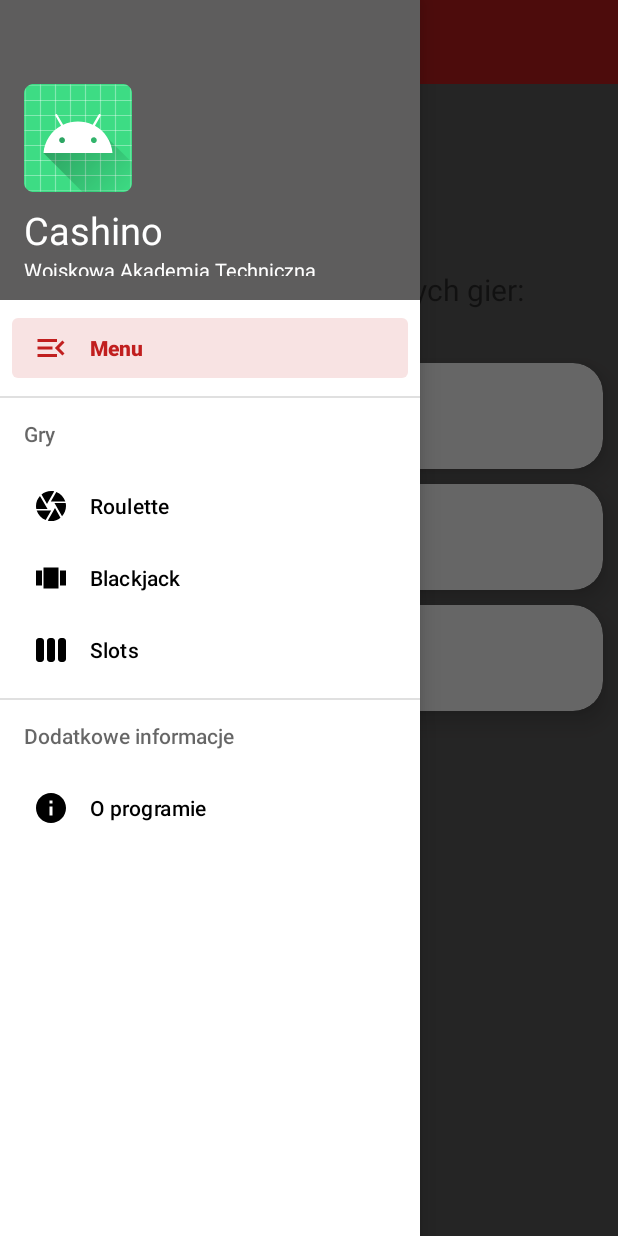
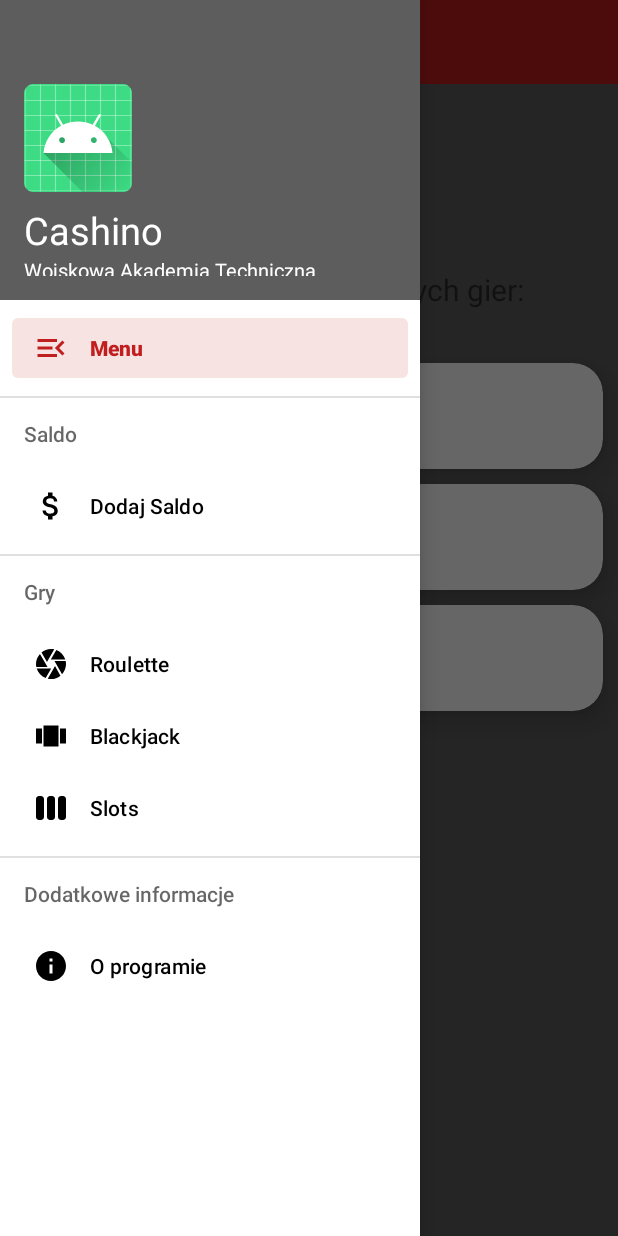
Before and after one commit to Michali0/cashino, an Android app: the HomeActivity screen opened directly, with no data from a screen before it, with the side drawer open, on a phone screen of 412 x 824 dp. Run offline under Robolectric (Android 15) with nearby library versions, the phone set to English and light mode, and no system bars.

Commit message:
Dodano mini grę matematyczną, która będzie służyć do doładowywania salda

```diff
--- a/app/src/main/java/pl/wincenciuk/cashino/HomeActivity.kt
+++ b/app/src/main/java/pl/wincenciuk/cashino/HomeActivity.kt
@@ -42,6 +42,7 @@ class HomeActivity : AppCompatActivity(), NavigationView.OnNavigationItemSelecte
     override fun onNavigationItemSelected(item: MenuItem): Boolean {
         when (item.itemId) {
             R.id.drawer_menu -> supportFragmentManager.beginTransaction().replace(fragmentContainer, MenuFragment()).commit()
+            R.id.drawer_saldo -> supportFragmentManager.beginTransaction().replace(fragmentContainer, SaldoFragment()).commit()
             R.id.drawer_ruletka -> supportFragmentManager.beginTransaction().replace(fragmentContainer, RouletteFragment()).commit()
             R.id.drawer_slots -> supportFragmentManager.beginTransaction().replace(fragmentContainer, FragmentSlots()).commit()
             R.id.drawer_black -> supportFragmentManager.beginTransaction().replace(fragmentContainer, BlackJackFragment()).commit()
--- /dev/null
+++ b/app/src/main/res/drawable/baseline_saldo.xml
@@ -0,0 +1,5 @@
+<vector android:height="24dp" android:tint="#000000"
+    android:viewportHeight="24" android:viewportWidth="24"
+    android:width="24dp" xmlns:android="http://schemas.android.com/apk/res/android">
+    <path android:fillColor="@android:color/white" android:pathData="M11.8,10.9c-2.27,-0.59 -3,-1.2 -3,-2.15 0,-1.09 1.01,-1.85 2.7,-1.85 1.78,0 2.44,0.85 2.5,2.1h2.21c-0.07,-1.72 -1.12,-3.3 -3.21,-3.81V3h-3v2.16c-1.94,0.42 -3.5,1.68 -3.5,3.61 0,2.31 1.91,3.46 4.7,4.13 2.5,0.6 3,1.48 3,2.41 0,0.69 -0.49,1.79 -2.7,1.79 -2.06,0 -2.87,-0.92 -2.98,-2.1h-2.2c0.12,2.19 1.76,3.42 3.68,3.83V21h3v-2.15c1.95,-0.37 3.5,-1.5 3.5,-3.55 0,-2.84 -2.43,-3.81 -4.7,-4.4z"/>
+</vector>
--- a/app/src/main/res/menu/drawer_menu.xml
+++ b/app/src/main/res/menu/drawer_menu.xml
@@ -11,7 +11,15 @@
             android:title="Menu"/>
 
     </group>
+    <item android:title="Saldo">
+        <menu>
+            <item
+                android:id="@+id/drawer_saldo"
+                android:icon="@drawable/baseline_saldo"
+                android:title="Dodaj Saldo"/>
 
+        </menu>
+    </item>
     <item android:title="Gry">
         <menu>
             <item
```
Also changed, not shown: app/src/main/java/pl/wincenciuk/cashino/SaldoFragment.kt (added, +108 -0 lines), app/src/main/res/layout/fragment_saldo.xml (added, +33 -0 lines).
